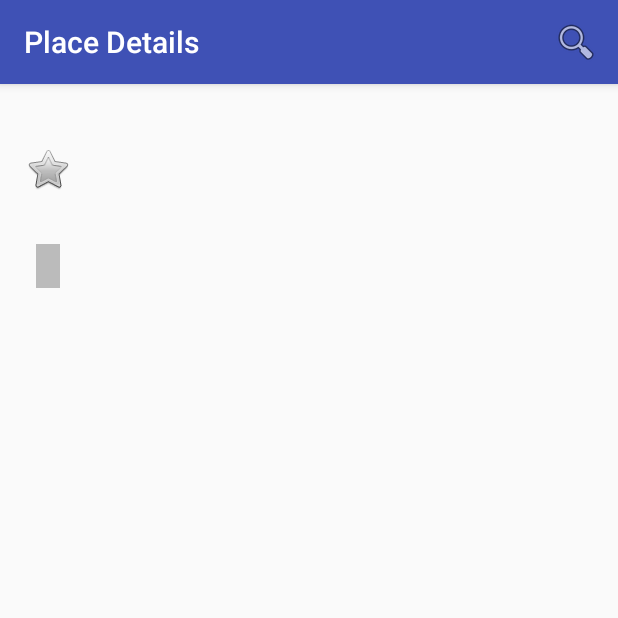
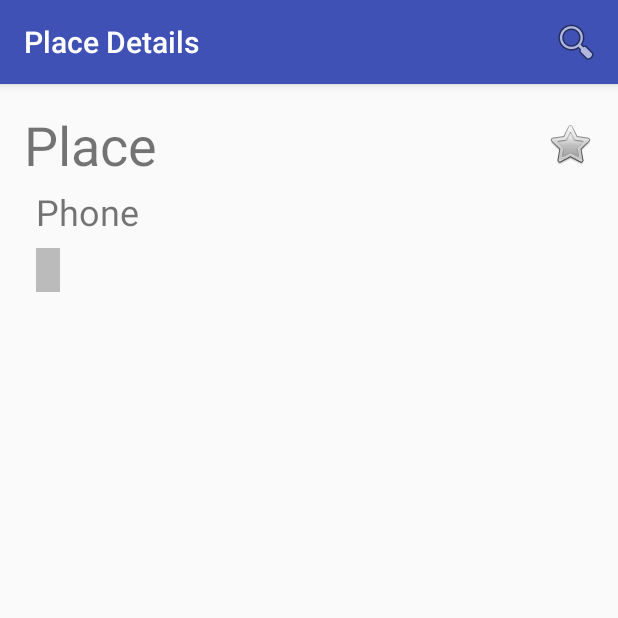
Before and after one commit to maezred/Places-Android, an Android app: the DetailActivity screen opened directly, with no data from a screen before it, on a phone screen of 412 x 824 dp, the top half of it. Run offline under Robolectric (Android 15) with nearby library versions, the phone set to English and light mode, and no system bars; libraries missing offline, so code that uses them is left out: com.readystatesoftware.sqliteasset; 13 statements that could not run were skipped.

Commit message:
Stylize details screen more.

```diff
--- a/app/src/main/res/layout/content_detail.xml
+++ b/app/src/main/res/layout/content_detail.xml
@@ -14,17 +14,26 @@
 	tools:context=".activity.DetailActivity"
 	tools:showIn="@layout/activity_detail">
 
+	<LinearLayout
+		android:layout_width="match_parent"
+		android:layout_height="wrap_content"
+		android:gravity="center"
+		android:orientation="horizontal">
+
 		<TextView
 			android:id="@+id/detail_place_name"
-		android:layout_width="match_parent"
+			android:layout_width="0dp"
 			android:layout_height="wrap_content"
-		android:textSize="18sp"/>
+			android:layout_weight="1"
+			android:text="@string/placeholder_place"
+			android:textSize="36sp"/>
 
 		<CheckBox
 			android:id="@+id/detail_place_favorite"
 			android:layout_width="wrap_content"
 			android:layout_height="wrap_content"
 			android:button="@android:drawable/btn_star"/>
+	</LinearLayout>
 
 	<TextView
 		android:id="@+id/detail_place_phone"
@@ -34,7 +43,8 @@
 		android:layout_marginLeft="4dp"
 		android:layout_marginStart="4dp"
 		android:padding="4dp"
-		android:textSize="16sp"/>
+		android:text="@string/placeholder_phone"
+		android:textSize="24sp"/>
 
 	<LinearLayout
 		android:id="@+id/detail_place_tags"
--- a/app/src/main/res/values/strings.xml
+++ b/app/src/main/res/values/strings.xml
@@ -4,4 +4,6 @@
 	<string name="action_search_hint">Search for a Place&#8230;</string>
 	<string name="title_activity_search">Search Results</string>
 	<string name="title_activity_detail">Place Details</string>
+	<string name="placeholder_place">Place</string>
+	<string name="placeholder_phone">Phone</string>
 </resources>
```
Lines whose indentation alone changed are shown as unchanged.
